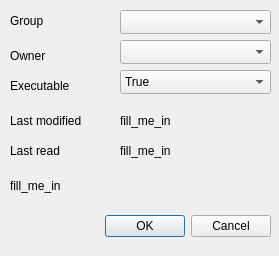
Qt form src/qproperties/qproperties.ui (fluxer/bfp) before a commit.
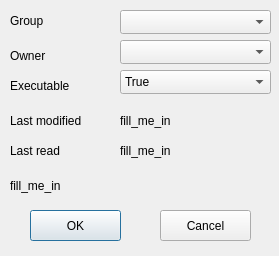
The same form after that commit. Icons and pictures are not drawn.

Commit message: sanitized qproperties

```diff
--- a/src/qproperties/qproperties.ui
+++ b/src/qproperties/qproperties.ui
@@ -35,22 +35,6 @@
    <iconset resource="../qresources/libqresources.qrc">
     <normaloff>:/usr/share/qresources/resources/stock_properties.svg</normaloff>:/usr/share/qresources/resources/stock_properties.svg</iconset>
   </property>
-  <widget class="QDialogButtonBox" name="buttonBox">
-   <property name="geometry">
-    <rect>
-     <x>10</x>
-     <y>210</y>
-     <width>261</width>
-     <height>32</height>
-    </rect>
-   </property>
-   <property name="orientation">
-    <enum>Qt::Horizontal</enum>
-   </property>
-   <property name="standardButtons">
-    <set>QDialogButtonBox::Cancel|QDialogButtonBox::Ok</set>
-   </property>
-  </widget>
   <widget class="QComboBox" name="groupBox">
    <property name="geometry">
     <rect>
@@ -195,6 +179,40 @@
     <string>fill_me_in</string>
    </property>
   </widget>
+  <widget class="QPushButton" name="okButton">
+   <property name="geometry">
+    <rect>
+     <x>30</x>
+     <y>210</y>
+     <width>91</width>
+     <height>31</height>
+    </rect>
+   </property>
+   <property name="text">
+    <string>OK</string>
+   </property>
+   <property name="icon">
+    <iconset resource="../qresources/libqresources.qrc">
+     <normaloff>:/usr/share/qresources/resources/gtk-edit.svg</normaloff>:/usr/share/qresources/resources/gtk-edit.svg</iconset>
+   </property>
+  </widget>
+  <widget class="QPushButton" name="cancelButton">
+   <property name="geometry">
+    <rect>
+     <x>160</x>
+     <y>210</y>
+     <width>91</width>
+     <height>31</height>
+    </rect>
+   </property>
+   <property name="text">
+    <string>Cancel</string>
+   </property>
+   <property name="icon">
+    <iconset resource="../qresources/libqresources.qrc">
+     <normaloff>:/usr/share/qresources/resources/editdelete.svg</normaloff>:/usr/share/qresources/resources/editdelete.svg</iconset>
+   </property>
+  </widget>
  </widget>
  <resources>
   <include location="../qresources/libqresources.qrc"/>
```
Left out of the diff: 35 changed lines with no effect on the pictures. The commit also changes 2 other files.
